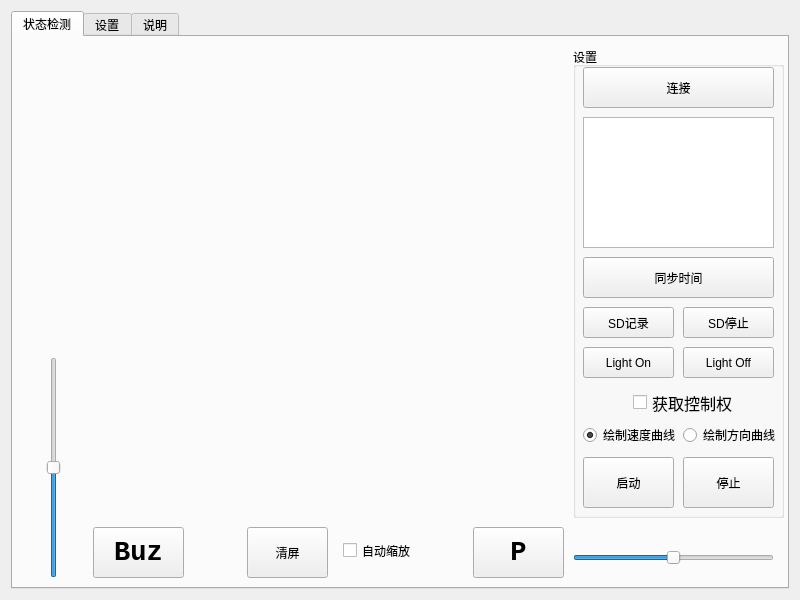
Old version of the form TCPtest/mainwindow.ui in the repository HuanMemory/AndroidTCPtools.
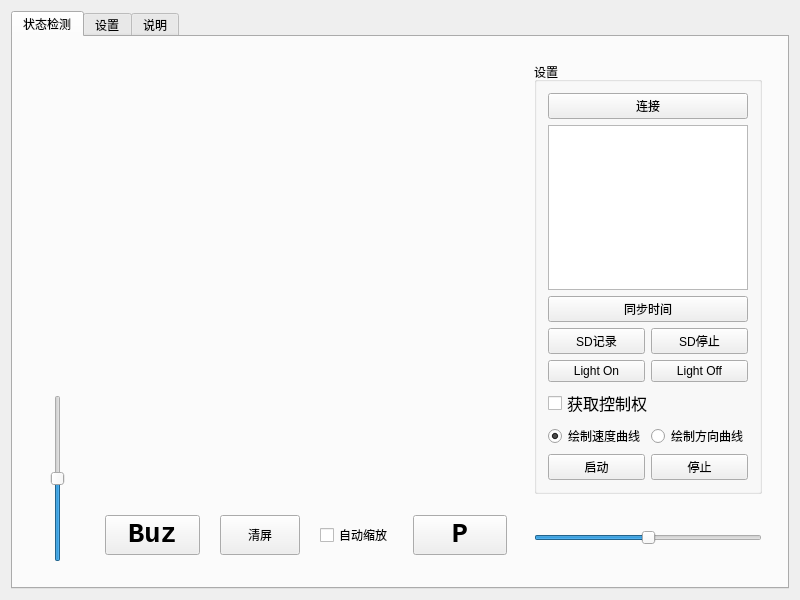
New version of the form. Custom widgets are drawn as their Qt base class.

```diff
--- a/TCPtest/mainwindow.ui
+++ b/TCPtest/mainwindow.ui
@@ -11,7 +11,7 @@
    </rect>
   </property>
   <property name="sizePolicy">
-   <sizepolicy hsizetype="Fixed" vsizetype="Fixed">
+   <sizepolicy hsizetype="Expanding" vsizetype="Expanding">
     <horstretch>0</horstretch>
     <verstretch>0</verstretch>
    </sizepolicy>
@@ -28,6 +28,8 @@
    </property>
    <layout class="QGridLayout" name="gridLayout">
     <item row="0" column="0">
+     <layout class="QGridLayout" name="gridLayout_4">
+      <item row="0" column="0">
      <widget class="QTabWidget" name="tabWidget">
       <property name="currentIndex">
        <number>0</number>
@@ -36,37 +38,213 @@
        <attribute name="title">
         <string>状态检测</string>
        </attribute>
+         <layout class="QGridLayout" name="gridLayout_3">
+          <item row="0" column="0">
+           <layout class="QHBoxLayout" name="horizontalLayout" stretch="1,8,4">
+            <property name="leftMargin">
+             <number>7</number>
+            </property>
+            <property name="topMargin">
+             <number>7</number>
+            </property>
+            <property name="rightMargin">
+             <number>7</number>
+            </property>
+            <property name="bottomMargin">
+             <number>7</number>
+            </property>
+            <item>
+             <layout class="QVBoxLayout" name="verticalLayout_2" stretch="2,1">
+              <property name="spacing">
+               <number>1</number>
+              </property>
+              <property name="leftMargin">
+               <number>7</number>
+              </property>
+              <property name="topMargin">
+               <number>7</number>
+              </property>
+              <property name="rightMargin">
+               <number>7</number>
+              </property>
+              <property name="bottomMargin">
+               <number>7</number>
+              </property>
+              <item>
+               <spacer name="verticalSpacer">
+                <property name="orientation">
+                 <enum>Qt::Vertical</enum>
+                </property>
+                <property name="sizeHint" stdset="0">
+                 <size>
+                  <width>20</width>
+                  <height>40</height>
+                 </size>
+                </property>
+               </spacer>
+              </item>
+              <item>
+               <widget class="QSlider" name="Slider_speed">
+                <property name="sizePolicy">
+                 <sizepolicy hsizetype="Expanding" vsizetype="Expanding">
+                  <horstretch>0</horstretch>
+                  <verstretch>0</verstretch>
+                 </sizepolicy>
+                </property>
+                <property name="minimum">
+                 <number>-100</number>
+                </property>
+                <property name="maximum">
+                 <number>100</number>
+                </property>
+                <property name="orientation">
+                 <enum>Qt::Vertical</enum>
+                </property>
+               </widget>
+              </item>
+             </layout>
+            </item>
+            <item>
+             <layout class="QVBoxLayout" name="verticalLayout_7" stretch="9,1">
+              <property name="spacing">
+               <number>10</number>
+              </property>
+              <property name="leftMargin">
+               <number>7</number>
+              </property>
+              <property name="topMargin">
+               <number>7</number>
+              </property>
+              <property name="rightMargin">
+               <number>7</number>
+              </property>
+              <property name="bottomMargin">
+               <number>7</number>
+              </property>
+              <item>
+               <widget class="QCustomPlot" name="Plot" native="true">
+                <property name="sizePolicy">
+                 <sizepolicy hsizetype="Preferred" vsizetype="Preferred">
+                  <horstretch>0</horstretch>
+                  <verstretch>0</verstretch>
+                 </sizepolicy>
+                </property>
+               </widget>
+              </item>
+              <item>
+               <layout class="QHBoxLayout" name="horizontalLayout_2" stretch="3,2,2,3">
+                <property name="spacing">
+                 <number>20</number>
+                </property>
+                <property name="leftMargin">
+                 <number>7</number>
+                </property>
+                <property name="topMargin">
+                 <number>7</number>
+                </property>
+                <property name="rightMargin">
+                 <number>7</number>
+                </property>
+                <property name="bottomMargin">
+                 <number>7</number>
+                </property>
+                <item>
+                 <widget class="QPushButton" name="Button_buz">
+                  <property name="sizePolicy">
+                   <sizepolicy hsizetype="Expanding" vsizetype="Expanding">
+                    <horstretch>0</horstretch>
+                    <verstretch>0</verstretch>
+                   </sizepolicy>
+                  </property>
+                  <property name="font">
+                   <font>
+                    <family>Courier New</family>
+                    <pointsize>20</pointsize>
+                    <weight>75</weight>
+                    <bold>true</bold>
+                   </font>
+                  </property>
+                  <property name="text">
+                   <string>Buz</string>
+                  </property>
+                 </widget>
+                </item>
+                <item>
+                 <widget class="QPushButton" name="Button_clear">
+                  <property name="sizePolicy">
+                   <sizepolicy hsizetype="Preferred" vsizetype="Preferred">
+                    <horstretch>0</horstretch>
+                    <verstretch>0</verstretch>
+                   </sizepolicy>
+                  </property>
+                  <property name="text">
+                   <string>清屏</string>
+                  </property>
+                 </widget>
+                </item>
+                <item>
+                 <widget class="QCheckBox" name="Checkbox_autoscale">
+                  <property name="sizePolicy">
+                   <sizepolicy hsizetype="Preferred" vsizetype="Preferred">
+                    <horstretch>0</horstretch>
+                    <verstretch>0</verstretch>
+                   </sizepolicy>
+                  </property>
+                  <property name="text">
+                   <string>自动缩放</string>
+                  </property>
+                 </widget>
+                </item>
+                <item>
+                 <widget class="QPushButton" name="Button_zero">
+                  <property name="sizePolicy">
+                   <sizepolicy hsizetype="Expanding" vsizetype="Expanding">
+                    <horstretch>0</horstretch>
+                    <verstretch>0</verstretch>
+                   </sizepolicy>
+                  </property>
+                  <property name="font">
+                   <font>
+                    <family>Courier New</family>
+                    <pointsize>20</pointsize>
+                    <weight>75</weight>
+                    <bold>true</bold>
+                   </font>
+                  </property>
+                  <property name="text">
+                   <string>P</string>
+                  </property>
+                 </widget>
+                </item>
+               </layout>
+              </item>
+             </layout>
+            </item>
+            <item>
+             <layout class="QVBoxLayout" name="verticalLayout_6" stretch="9,1">
+              <property name="spacing">
+               <number>20</number>
+              </property>
+              <property name="leftMargin">
+               <number>7</number>
+              </property>
+              <property name="topMargin">
+               <number>7</number>
+              </property>
+              <property name="rightMargin">
+               <number>7</number>
+              </property>
+              <property name="bottomMargin">
+               <number>7</number>
+              </property>
+              <item>
        <widget class="QGroupBox" name="groupBox">
-        <property name="geometry">
-         <rect>
-          <x>560</x>
-          <y>10</y>
-          <width>211</width>
-          <height>471</height>
-         </rect>
-        </property>
         <property name="title">
          <string>设置</string>
         </property>
-        <widget class="QTextBrowser" name="TextBrowser">
-         <property name="geometry">
-          <rect>
-           <x>10</x>
-           <y>70</y>
-           <width>191</width>
-           <height>131</height>
-          </rect>
-         </property>
-        </widget>
+                <layout class="QGridLayout" name="gridLayout_2">
+                 <item row="0" column="0" colspan="2">
         <widget class="QPushButton" name="Button_Link">
-         <property name="geometry">
-          <rect>
-           <x>10</x>
-           <y>20</y>
-           <width>191</width>
-           <height>41</height>
-          </rect>
-         </property>
          <property name="sizePolicy">
           <sizepolicy hsizetype="Preferred" vsizetype="Preferred">
            <horstretch>0</horstretch>
@@ -77,53 +255,12 @@
           <string>连接</string>
          </property>
         </widget>
-        <widget class="QPushButton" name="Button_stop">
-         <property name="geometry">
-          <rect>
-           <x>110</x>
-           <y>410</y>
-           <width>91</width>
-           <height>51</height>
-          </rect>
-         </property>
-         <property name="sizePolicy">
-          <sizepolicy hsizetype="Expanding" vsizetype="Expanding">
-           <horstretch>0</horstretch>
-           <verstretch>0</verstretch>
-          </sizepolicy>
-         </property>
-         <property name="text">
-          <string>停止</string>
-         </property>
-        </widget>
-        <widget class="QPushButton" name="Button_start">
-         <property name="geometry">
-          <rect>
-           <x>10</x>
-           <y>410</y>
-           <width>91</width>
-           <height>51</height>
-          </rect>
-         </property>
-         <property name="sizePolicy">
-          <sizepolicy hsizetype="Expanding" vsizetype="Expanding">
-           <horstretch>0</horstretch>
-           <verstretch>0</verstretch>
-          </sizepolicy>
-         </property>
-         <property name="text">
-          <string>启动</string>
-         </property>
-        </widget>
+                 </item>
+                 <item row="1" column="0" colspan="2">
+                  <widget class="QTextBrowser" name="TextBrowser"/>
+                 </item>
+                 <item row="2" column="0" colspan="2">
         <widget class="QPushButton" name="Button_timesync">
-         <property name="geometry">
-          <rect>
-           <x>10</x>
-           <y>210</y>
-           <width>191</width>
-           <height>41</height>
-          </rect>
-         </property>
          <property name="sizePolicy">
           <sizepolicy hsizetype="Expanding" vsizetype="Expanding">
            <horstretch>0</horstretch>
@@ -134,15 +271,9 @@
           <string>同步时间</string>
          </property>
         </widget>
+                 </item>
+                 <item row="3" column="0">
         <widget class="QPushButton" name="Button_sdstart">
-         <property name="geometry">
-          <rect>
-           <x>10</x>
-           <y>260</y>
-           <width>91</width>
-           <height>31</height>
-          </rect>
-         </property>
          <property name="sizePolicy">
           <sizepolicy hsizetype="Expanding" vsizetype="Expanding">
            <horstretch>0</horstretch>
@@ -153,15 +284,9 @@
           <string>SD记录</string>
          </property>
         </widget>
+                 </item>
+                 <item row="3" column="1">
         <widget class="QPushButton" name="Button_sdstop">
-         <property name="geometry">
-          <rect>
-           <x>110</x>
-           <y>260</y>
-           <width>91</width>
-           <height>31</height>
-          </rect>
-         </property>
          <property name="sizePolicy">
           <sizepolicy hsizetype="Expanding" vsizetype="Expanding">
            <horstretch>0</horstretch>
@@ -172,34 +297,9 @@
           <string>SD停止</string>
          </property>
         </widget>
-        <widget class="QPushButton" name="Button_lightoff">
-         <property name="geometry">
-          <rect>
-           <x>110</x>
-           <y>300</y>
-           <width>91</width>
-           <height>31</height>
-          </rect>
-         </property>
-         <property name="sizePolicy">
-          <sizepolicy hsizetype="Expanding" vsizetype="Expanding">
-           <horstretch>0</horstretch>
-           <verstretch>0</verstretch>
-          </sizepolicy>
-         </property>
-         <property name="text">
-          <string>Light Off</string>
-         </property>
-        </widget>
+                 </item>
+                 <item row="4" column="0">
         <widget class="QPushButton" name="Button_lighton">
-         <property name="geometry">
-          <rect>
-           <x>10</x>
-           <y>300</y>
-           <width>91</width>
-           <height>31</height>
-          </rect>
-         </property>
          <property name="sizePolicy">
           <sizepolicy hsizetype="Expanding" vsizetype="Expanding">
            <horstretch>0</horstretch>
@@ -210,14 +310,27 @@
           <string>Light On</string>
          </property>
         </widget>
+                 </item>
+                 <item row="4" column="1">
+                  <widget class="QPushButton" name="Button_lightoff">
+                   <property name="sizePolicy">
+                    <sizepolicy hsizetype="Expanding" vsizetype="Expanding">
+                     <horstretch>0</horstretch>
+                     <verstretch>0</verstretch>
+                    </sizepolicy>
+                   </property>
+                   <property name="text">
+                    <string>Light Off</string>
+                   </property>
+                  </widget>
+                 </item>
+                 <item row="5" column="0" colspan="2">
         <widget class="QCheckBox" name="Check_control">
-         <property name="geometry">
-          <rect>
-           <x>60</x>
-           <y>340</y>
-           <width>101</width>
-           <height>31</height>
-          </rect>
+                   <property name="sizePolicy">
+                    <sizepolicy hsizetype="Expanding" vsizetype="Expanding">
+                     <horstretch>0</horstretch>
+                     <verstretch>0</verstretch>
+                    </sizepolicy>
          </property>
          <property name="font">
           <font>
@@ -229,15 +342,9 @@
           <string>获取控制权</string>
          </property>
         </widget>
+                 </item>
+                 <item row="6" column="0">
         <widget class="QRadioButton" name="Radio_Speed">
-         <property name="geometry">
-          <rect>
-           <x>10</x>
-           <y>380</y>
-           <width>101</width>
-           <height>16</height>
-          </rect>
-         </property>
          <property name="text">
           <string>绘制速度曲线</string>
          </property>
@@ -245,101 +352,50 @@
           <bool>true</bool>
          </property>
         </widget>
+                 </item>
+                 <item row="6" column="1">
         <widget class="QRadioButton" name="Radio_Directon">
-         <property name="geometry">
-          <rect>
-           <x>110</x>
-           <y>380</y>
-           <width>101</width>
-           <height>16</height>
-          </rect>
-         </property>
          <property name="text">
           <string>绘制方向曲线</string>
          </property>
         </widget>
-       </widget>
-       <widget class="QCheckBox" name="Checkbox_autoscale">
-        <property name="geometry">
-         <rect>
-          <x>330</x>
-          <y>488</y>
-          <width>71</width>
-          <height>51</height>
-         </rect>
-        </property>
+                 </item>
+                 <item row="7" column="0">
+                  <widget class="QPushButton" name="Button_start">
         <property name="sizePolicy">
-         <sizepolicy hsizetype="Preferred" vsizetype="Preferred">
+                    <sizepolicy hsizetype="Expanding" vsizetype="Expanding">
           <horstretch>0</horstretch>
           <verstretch>0</verstretch>
          </sizepolicy>
         </property>
         <property name="text">
-         <string>自动缩放</string>
-        </property>
-       </widget>
-       <widget class="QPushButton" name="Button_clear">
-        <property name="geometry">
-         <rect>
-          <x>234</x>
-          <y>490</y>
-          <width>81</width>
-          <height>51</height>
-         </rect>
-        </property>
+                    <string>启动</string>
+                   </property>
+                  </widget>
+                 </item>
+                 <item row="7" column="1">
+                  <widget class="QPushButton" name="Button_stop">
         <property name="sizePolicy">
-         <sizepolicy hsizetype="Preferred" vsizetype="Preferred">
+                    <sizepolicy hsizetype="Expanding" vsizetype="Expanding">
           <horstretch>0</horstretch>
           <verstretch>0</verstretch>
          </sizepolicy>
         </property>
         <property name="text">
-         <string>清屏</string>
-        </property>
-       </widget>
-       <widget class="QCustomPlot" name="Plot" native="true">
-        <property name="geometry">
-         <rect>
-          <x>80</x>
-          <y>10</y>
-          <width>471</width>
-          <height>471</height>
-         </rect>
-        </property>
-        <property name="sizePolicy">
-         <sizepolicy hsizetype="Preferred" vsizetype="Preferred">
-          <horstretch>0</horstretch>
-          <verstretch>0</verstretch>
-         </sizepolicy>
-        </property>
-       </widget>
-       <widget class="QSlider" name="Slider_speed">
-        <property name="geometry">
-         <rect>
-          <x>10</x>
-          <y>320</y>
-          <width>61</width>
-          <height>221</height>
-         </rect>
-        </property>
-        <property name="minimum">
-         <number>-100</number>
-        </property>
-        <property name="maximum">
-         <number>100</number>
-        </property>
-        <property name="orientation">
-         <enum>Qt::Vertical</enum>
-        </property>
-       </widget>
+                    <string>停止</string>
+                   </property>
+                  </widget>
+                 </item>
+                </layout>
+               </widget>
+              </item>
+              <item>
        <widget class="QSlider" name="Slider_direction">
-        <property name="geometry">
-         <rect>
-          <x>560</x>
-          <y>490</y>
-          <width>201</width>
-          <height>61</height>
-         </rect>
+                <property name="sizePolicy">
+                 <sizepolicy hsizetype="Expanding" vsizetype="Expanding">
+                  <horstretch>0</horstretch>
+                  <verstretch>0</verstretch>
+                 </sizepolicy>
         </property>
         <property name="minimum">
          <number>-100</number>
@@ -351,60 +407,12 @@
          <enum>Qt::Horizontal</enum>
         </property>
        </widget>
-       <widget class="QPushButton" name="Button_zero">
-        <property name="geometry">
-         <rect>
-          <x>460</x>
-          <y>490</y>
-          <width>91</width>
-          <height>51</height>
-         </rect>
-        </property>
-        <property name="sizePolicy">
-         <sizepolicy hsizetype="Expanding" vsizetype="Expanding">
-          <horstretch>0</horstretch>
-          <verstretch>0</verstretch>
-         </sizepolicy>
-        </property>
-        <property name="font">
-         <font>
-          <family>Courier New</family>
-          <pointsize>20</pointsize>
-          <weight>75</weight>
-          <bold>true</bold>
-         </font>
-        </property>
-        <property name="text">
-         <string>P</string>
-        </property>
-       </widget>
-       <widget class="QPushButton" name="Button_buz">
-        <property name="geometry">
-         <rect>
-          <x>80</x>
-          <y>490</y>
-          <width>91</width>
-          <height>51</height>
-         </rect>
-        </property>
-        <property name="sizePolicy">
-         <sizepolicy hsizetype="Expanding" vsizetype="Expanding">
-          <horstretch>0</horstretch>
-          <verstretch>0</verstretch>
-         </sizepolicy>
-        </property>
-        <property name="font">
-         <font>
-          <family>Courier New</family>
-          <pointsize>20</pointsize>
-          <weight>75</weight>
-          <bold>true</bold>
-         </font>
-        </property>
-        <property name="text">
-         <string>Buz</string>
-        </property>
-       </widget>
+              </item>
+             </layout>
+            </item>
+           </layout>
+          </item>
+         </layout>
       </widget>
       <widget class="QWidget" name="Setting">
        <attribute name="title">
@@ -547,6 +555,8 @@
        </attribute>
       </widget>
      </widget>
+      </item>
+     </layout>
     </item>
    </layout>
   </widget>
```
Lines whose indentation alone changed are shown as unchanged.
